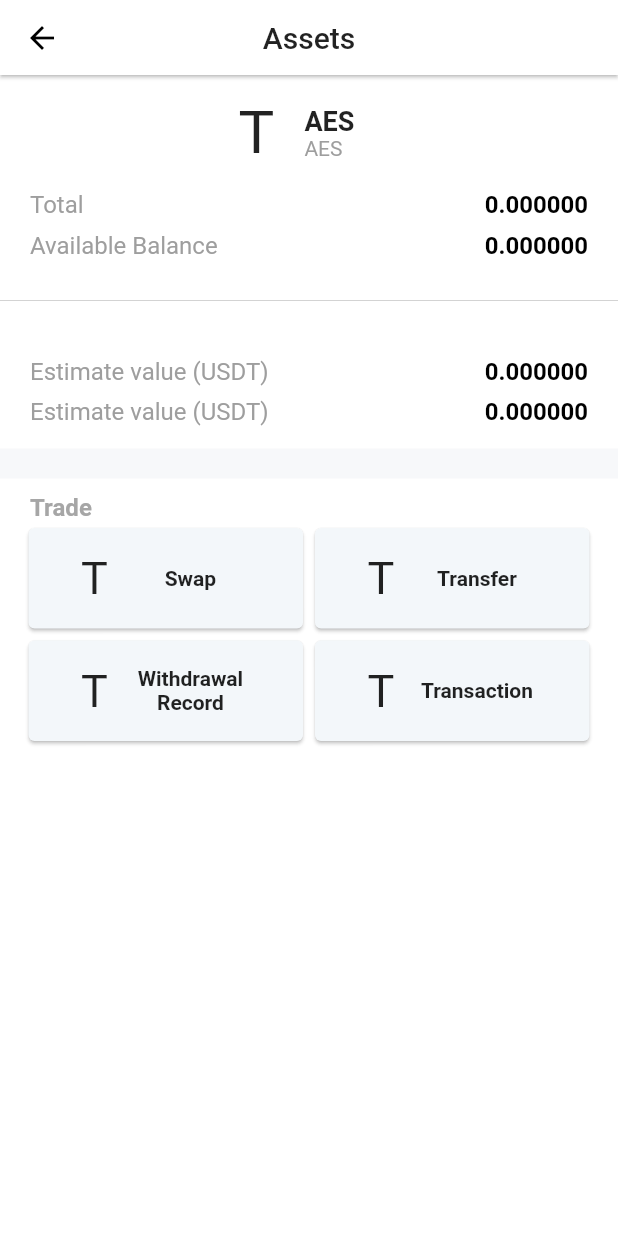
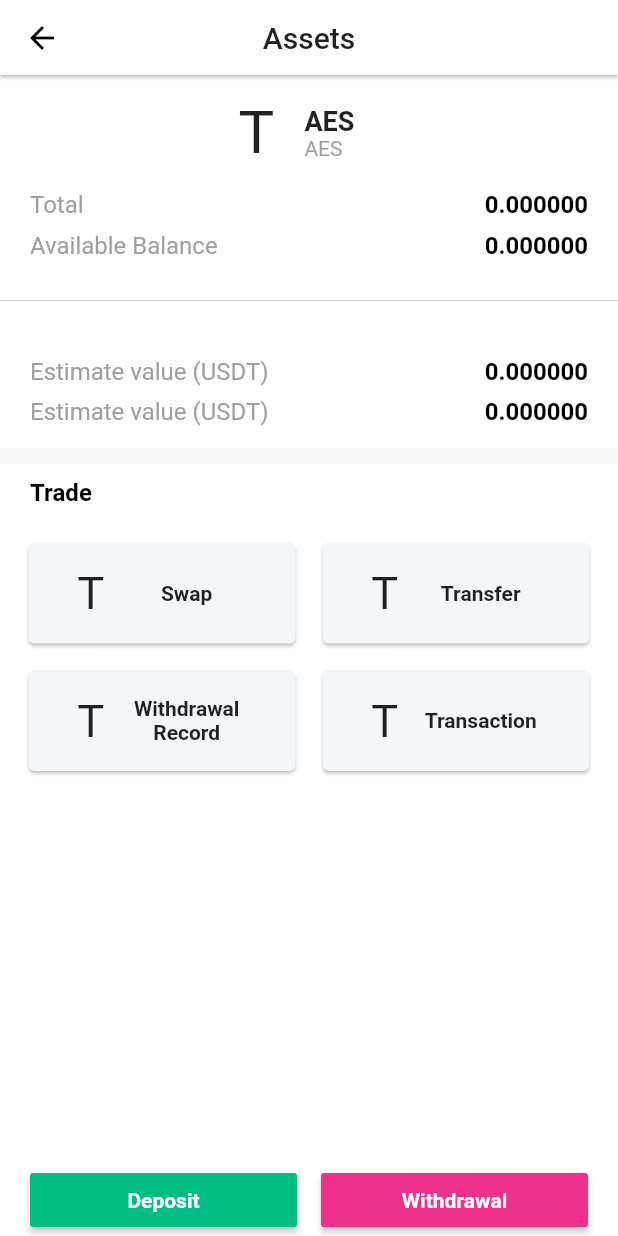
Before and after one commit to YNVoon/aes-exchange, a Flutter app: the screen it shows after launch, after a tap on an icon or button, on a phone screen of 412 x 824 dp. Run offline on Flutter 3.47's test engine with Material 2 defaults, Android fonts, the phone set to English and light mode, and no system bars; our stand-ins replace pull_to_refresh.

Commit message:
Update assets_widget.dart
Done asset page design

```diff
--- a/lib/assets_widget.dart
+++ b/lib/assets_widget.dart
@@ -14,8 +14,9 @@ class _AssetsPageState extends State<AssetsPage> {
 
   List<String> _buttonList = ["Hello World", "Testing", "Swap", "Transaction"];
 
-  Widget _buildGridButtons (String title) {
+  Widget _buildGridButtons (String title, int index) {
     return Container(
+      margin: index % 2 == 0 ? EdgeInsets.only(right: 5.0) : EdgeInsets.only(left: 5.0),
       height: 75.0,
       child: Card(
         color: Color(0xFFf3f7fa),
@@ -189,18 +190,18 @@ class _AssetsPageState extends State<AssetsPage> {
                       ),
                     ),
                     Container(
-                      padding: EdgeInsets.all(10.0),
+                      padding: EdgeInsets.all(5.0),
                       color: Color(0xFFf7f8fa),
                     ),
                     Container(
-                      margin: EdgeInsets.only(left: 20.0, right: 20.0, top: 10.0),
+                      margin: EdgeInsets.only(left: 20.0, right: 20.0, top: 10.0, bottom: 20.0),
                       child: Column(
                         children: <Widget>[
                           Container(
                             width: MediaQuery.of(context).size.width,
                             child: Text(
                               "Trade",
-                              style: TextStyle(fontSize: 16.0, color: Color(0xFFa6a6a6), fontWeight: FontWeight.bold),
+                              style: TextStyle(fontSize: 16.0, color: Colors.black, fontWeight: FontWeight.bold),
                               textAlign: TextAlign.start,
                             ),
                           )
@@ -213,26 +214,26 @@ class _AssetsPageState extends State<AssetsPage> {
                         children: <Widget>[
                           Flexible(
                             flex: 1,
-                            child: _buildGridButtons("Swap"),
+                            child: _buildGridButtons("Swap", 0),
                           ),
                           Flexible(
                             flex: 1,
-                            child: _buildGridButtons("Transfer"),
+                            child: _buildGridButtons("Transfer", 1),
                           ),
                         ],
                       ),
                     ),
                     Container(
-                      margin: EdgeInsets.only(left: 15.0, right: 15.0),
+                      margin: EdgeInsets.only(left: 15.0, right: 15.0, top: 10.0),
                       child: Row(
                         children: <Widget>[
                           Flexible(
                             flex: 1,
-                            child: _buildGridButtons("Withdrawal Record"),
+                            child: _buildGridButtons("Withdrawal Record", 2),
                           ),
                           Flexible(
                             flex: 1,
-                            child: _buildGridButtons("Transaction"),
+                            child: _buildGridButtons("Transaction", 3),
                           ),
                         ],
                       ),
@@ -242,6 +243,54 @@ class _AssetsPageState extends State<AssetsPage> {
                 ),
 
                ),
+               Expanded(
+                 child: Container(
+                   margin: EdgeInsets.only(left: 20.0, right: 20.0),
+                   height: 50.0,
+                   child: Align(
+                    alignment: FractionalOffset.bottomCenter,
+                    child: Row(
+                      children: <Widget>[
+                        Flexible(
+                          flex: 1,
+                          child: Container(
+                            margin: EdgeInsets.only(right: 8.0),
+                            width: MediaQuery.of(context).size.width / 2 -20.0,
+                            child: RaisedButton(
+                              color: Color(0xFF00be82),
+                              onPressed: () {
+
+                              },
+                              child: Text(
+                                "Deposit",
+                                style: TextStyle(color: Colors.white, fontWeight: FontWeight.bold)
+                              ),
+                            ),
+                          )
+                        ),
+                        Flexible(
+                          flex: 1,
+                          child: Container(
+                            margin: EdgeInsets.only(left: 8.0),
+                            width: MediaQuery.of(context).size.width / 2 - 20.0,
+                            child: RaisedButton(
+                              color: Color(0xFFee318b),
+                              onPressed: () {
+
+                              },
+                              child: Text(
+                                "Withdrawal",
+                                style: TextStyle(color: Colors.white, fontWeight: FontWeight.bold)
+                              ),
+                            ),
+                          )
+                        )
+                      ],
+                    ),
+                  ),
+                 )
+               ),
+
               //  Container(
               //   color: Colors.black,
               //   child: Align(
```
